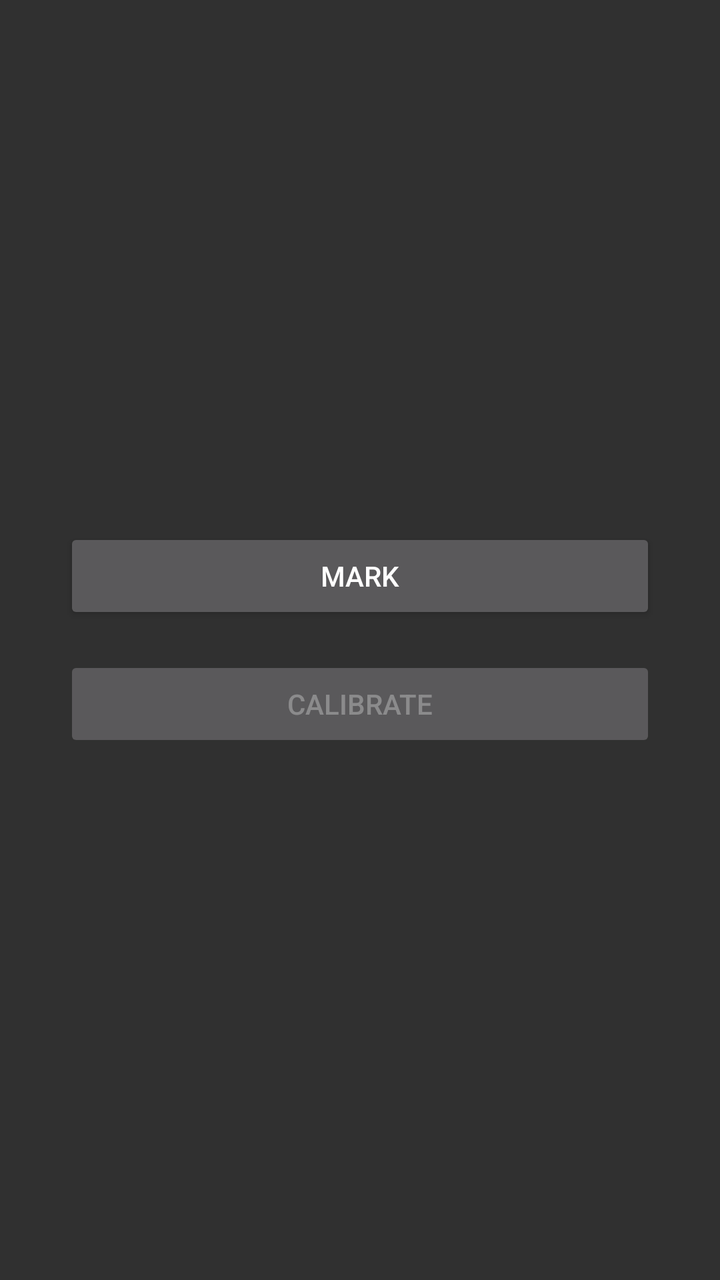
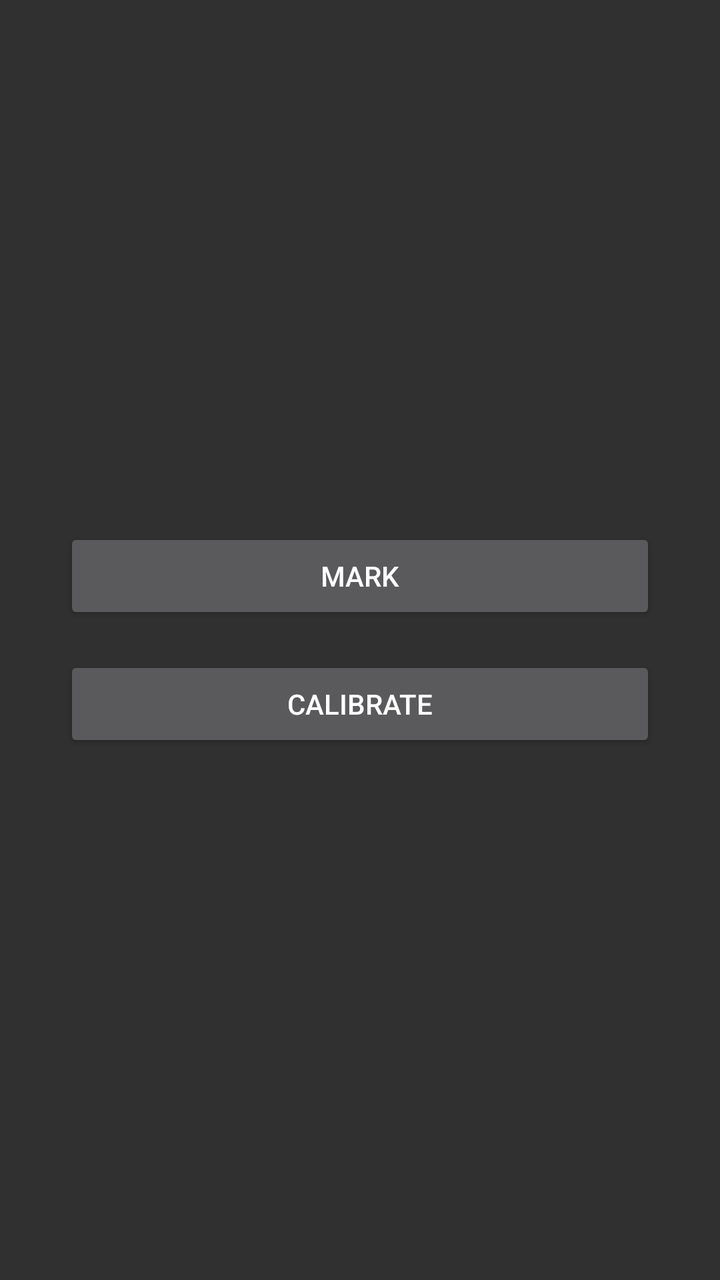

An Android layout rendered at two revisions. The XML below is the earlier revision; the diff shows what the commit changed to produce the second picture.
<!-- AndroidManifest.xml: application theme Theme.Burnout -->
<!-- res/layout/activity_launcher.xml -->
<?xml version="1.0" encoding="utf-8"?>
<LinearLayout xmlns:android="http://schemas.android.com/apk/res/android"
    android:layout_width="match_parent"
    android:layout_height="match_parent"
    android:orientation="vertical"
    android:gravity="center"
    android:padding="32dp">

    <Button
        android:id="@+id/btn_mark"
        android:layout_width="match_parent"
        android:layout_height="wrap_content"
        android:layout_marginBottom="16dp"
        android:text="@string/launcher_mark" />

    <Button
        android:id="@+id/btn_calibrate"
        android:layout_width="match_parent"
        android:layout_height="wrap_content"
        android:enabled="false"
        android:text="@string/launcher_calibrate" />

</LinearLayout>
<!-- resources referenced by this layout -->
<resources>
  <string name="launcher_calibrate">Calibrate</string>
  <string name="launcher_mark">Mark</string>
  <style name="Theme.Burnout" parent="Theme.AppCompat.NoActionBar" />
</resources>

<!-- the commit's change to res/layout/activity_launcher.xml (unified diff, before → after) -->
@@ -17,7 +17,6 @@
         android:id="@+id/btn_calibrate"
         android:layout_width="match_parent"
         android:layout_height="wrap_content"
-        android:enabled="false"
         android:text="@string/launcher_calibrate" />
 
 </LinearLayout>
